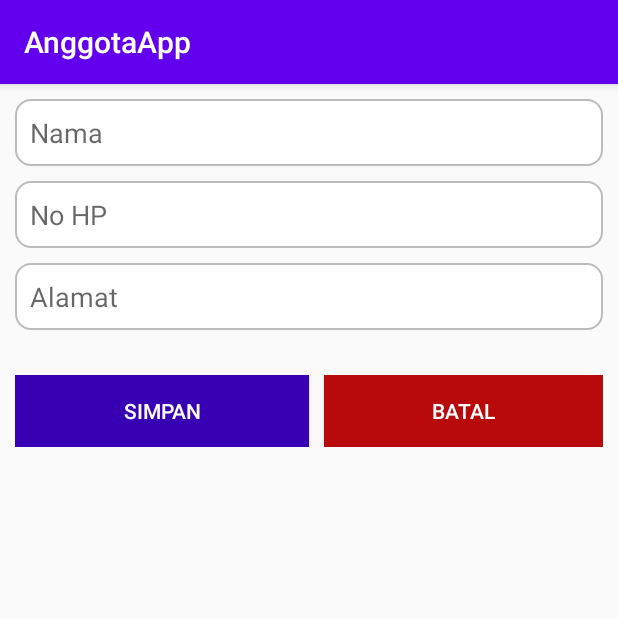
After one commit to muhammadrafiulwap/anggota-app, an Android app: the InputActivity screen opened directly, with no data from a screen before it, on a phone screen of 412 x 824 dp, the top half of it. The commit adds this screen. Run offline under Robolectric (Android 15) with nearby library versions, the phone set to English and light mode, and no system bars.

Commit message:
[Update] commit all

```diff
--- a/app/src/main/AndroidManifest.xml
+++ b/app/src/main/AndroidManifest.xml
@@ -1,6 +1,8 @@
 <?xml version="1.0" encoding="utf-8"?>
 <manifest xmlns:android="http://schemas.android.com/apk/res/android"
     package="com.udacoding.anggotaapp">
+
+    <uses-permission android:name="android.permission.INTERNET" />
 
     <application
         android:allowBackup="true"
@@ -9,6 +11,7 @@
         android:roundIcon="@mipmap/ic_launcher_round"
         android:supportsRtl="true"
         android:theme="@style/AppTheme">
+        <activity android:name=".InputActivity"></activity>
         <activity android:name=".MainActivity">
             <intent-filter>
                 <action android:name="android.intent.action.MAIN" />
--- /dev/null
+++ b/app/src/main/java/com/udacoding/anggotaapp/InputActivity.kt
@@ -0,0 +1,108 @@
+package com.udacoding.anggotaapp
+
+import androidx.appcompat.app.AppCompatActivity
+import android.os.Bundle
+import android.widget.Toast
+import com.udacoding.anggotaapp.Config.NetworkModule
+import com.udacoding.anggotaapp.Model.action.ResponseAction
+import com.udacoding.anggotaapp.Model.getdata.DataItem
+import kotlinx.android.synthetic.main.activity_input.*
+import kotlinx.android.synthetic.main.list_item.*
+import retrofit2.Call
+import retrofit2.Callback
+import retrofit2.Response
+
+class InputActivity : AppCompatActivity() {
+
+    override fun onCreate(savedInstanceState: Bundle?) {
+        super.onCreate(savedInstanceState)
+        setContentView(R.layout.activity_input)
+
+        val getData = intent.getParcelableExtra<DataItem>("data")
+
+        if (getData != null){
+            etNama.setText(getData.nama)
+            etNohp.setText(getData.nohp)
+            etAlamat.setText(getData.alamat)
+
+            btn1.text = "Update"
+
+        }
+
+        when (btn1.text) {
+            "Update" -> {
+
+                btn1.setOnClickListener {
+                    updateData(getData?.id, etNama.text.toString(), etNohp.text.toString(), etAlamat.text.toString() )
+                }
+
+            } else -> {
+
+            btn1.setOnClickListener {
+                inputData(etNama.text.toString(), etNohp.text.toString(), etAlamat.text.toString())
+
+            }
+        }
+        }
+
+
+
+        btn2.setOnClickListener {
+            finish()
+        }
+
+    }
+
+
+    private fun inputData(nama: String?, nohp: String?, alamat: String?){
+
+        val input = NetworkModule.service().insertData(nama ?: "", nohp ?: "", alamat ?: "")
+        input.enqueue(object : Callback<ResponseAction> {
+
+            override fun onResponse(
+                call: Call<ResponseAction>,
+                response: Response<ResponseAction>
+            ) {
+
+                Toast.makeText(applicationContext, "Data berhasil disimpan", Toast.LENGTH_SHORT).show()
+                finish()
+
+            }
+
+            override fun onFailure(call: Call<ResponseAction>, t: Throwable) {
+
+                Toast.makeText(applicationContext, t.message, Toast.LENGTH_SHORT).show()
+
+            }
+
+        })
+
+    }
+
+    private fun updateData(id: String?, nama: String?, nohp: String?, alamat: String?){
+
+        val input = NetworkModule.service().updateData(id ?: "", nama ?: "", nohp ?: "", alamat ?: "")
+        input.enqueue(object : Callback<ResponseAction> {
+
+            override fun onResponse(
+                call: Call<ResponseAction>,
+                response: Response<ResponseAction>
+            ) {
+
+                Toast.makeText(applicationContext, "Data berhasil diupdate", Toast.LENGTH_SHORT).show()
+                finish()
+
+            }
+
+            override fun onFailure(call: Call<ResponseAction>, t: Throwable) {
+
+                Toast.makeText(applicationContext, t.message, Toast.LENGTH_SHORT).show()
+
+            }
+
+        })
+
+    }
+
+
+}
--- /dev/null
+++ b/app/src/main/res/drawable/background_text.xml
@@ -0,0 +1,9 @@
+<?xml version="1.0" encoding="utf-8"?>
+<shape xmlns:android="http://schemas.android.com/apk/res/android">
+
+
+    <corners android:radius="10dp"/>
+    <solid android:color="#FFF"/>
+    <stroke android:color="#BDBABA" android:width="1dp"/>
+
+</shape>
--- /dev/null
+++ b/app/src/main/res/drawable/ic_add_white.xml
@@ -0,0 +1,5 @@
+<vector android:height="24dp" android:tint="#FFFFFF"
+    android:viewportHeight="24.0" android:viewportWidth="24.0"
+    android:width="24dp" xmlns:android="http://schemas.android.com/apk/res/android">
+    <path android:fillColor="#FF000000" android:pathData="M19,13h-6v6h-2v-6H5v-2h6V5h2v6h6v2z"/>
+</vector>
--- /dev/null
+++ b/app/src/main/res/drawable/ic_delete.xml
@@ -0,0 +1,5 @@
+<vector android:height="24dp" android:tint="#D80000"
+    android:viewportHeight="24.0" android:viewportWidth="24.0"
+    android:width="24dp" xmlns:android="http://schemas.android.com/apk/res/android">
+    <path android:fillColor="#FF000000" android:pathData="M6,19c0,1.1 0.9,2 2,2h8c1.1,0 2,-0.9 2,-2V7H6v12zM19,4h-3.5l-1,-1h-5l-1,1H5v2h14V4z"/>
+</vector>
--- /dev/null
+++ b/app/src/main/res/layout/activity_input.xml
@@ -0,0 +1,66 @@
+<?xml version="1.0" encoding="utf-8"?>
+<LinearLayout xmlns:android="http://schemas.android.com/apk/res/android"
+    xmlns:app="http://schemas.android.com/apk/res-auto"
+    xmlns:tools="http://schemas.android.com/tools"
+    android:layout_width="match_parent"
+    android:layout_height="match_parent"
+    android:orientation="vertical"
+    android:padding="10dp"
+    tools:context=".InputActivity">
+
+    <EditText
+        android:id="@+id/etNama"
+        android:background="@drawable/background_text"
+        android:layout_width="match_parent"
+        android:layout_height="wrap_content"
+        android:padding="10dp"
+        android:hint="Nama"/>
+
+    <EditText
+        android:id="@+id/etNohp"
+        android:background="@drawable/background_text"
+        android:layout_width="match_parent"
+        android:padding="10dp"
+        android:layout_height="wrap_content"
+        android:layout_marginTop="10dp"
+        android:hint="No HP"/>
+
+    <EditText
+        android:id="@+id/etAlamat"
+        android:padding="10dp"
+        android:background="@drawable/background_text"
+        android:layout_width="match_parent"
+        android:layout_height="wrap_content"
+        android:layout_marginTop="10dp"
+        android:hint="Alamat"/>
+
+    <LinearLayout
+        android:layout_width="match_parent"
+        android:layout_height="wrap_content"
+        android:layout_marginTop="30dp">
+
+        <Button
+            android:id="@+id/btn1"
+            android:text="Simpan"
+            android:background="@color/colorPrimaryDark"
+            android:layout_width="match_parent"
+            android:textColor="#FFF"
+            android:layout_height="wrap_content"
+            android:layout_weight="1"/>
+
+        <Button
+            android:id="@+id/btn2"
+            android:text="Batal"
+            android:textColor="#FFF"
+            android:background="#B80A0A"
+            android:layout_weight="1"
+            android:layout_marginLeft="10dp"
+            android:layout_width="match_parent"
+            android:layout_height="wrap_content"/>
+
+    </LinearLayout>
+
+
+
+
+</LinearLayout>
```
Also changed, not shown: app/build.gradle (+17 -0 lines), app/src/main/java/com/udacoding/anggotaapp/Adapter/DataAdapter.kt (added, +53 -0 lines), app/src/main/java/com/udacoding/anggotaapp/Config/ApiService.kt (added, +38 -0 lines), app/src/main/java/com/udacoding/anggotaapp/Config/NetworkModule.kt (added, +16 -0 lines), app/src/main/java/com/udacoding/anggotaapp/MainActivity.kt (+110 -0 lines), app/src/main/java/com/udacoding/anggotaapp/Model/action/ResponseAction.kt (added, +12 -0 lines), app/src/main/java/com/udacoding/anggotaapp/Model/getdata/DataItem.kt (added, +21 -0 lines), app/src/main/java/com/udacoding/anggotaapp/Model/getdata/ResponseGetData.kt (added, +15 -0 lines), app/src/main/res/drawable/ic_account.xml (added, +9 -0 lines), app/src/main/res/drawable/ic_add.xml (added, +9 -0 lines), app/src/main/res/drawable/ic_home.xml (added, +9 -0 lines), app/src/main/res/drawable/ic_phone.xml (added, +9 -0 lines), app/src/main/res/layout/activity_main.xml (+17 -8 lines), app/src/main/res/layout/list_item.xml (added, +63 -0 lines).
